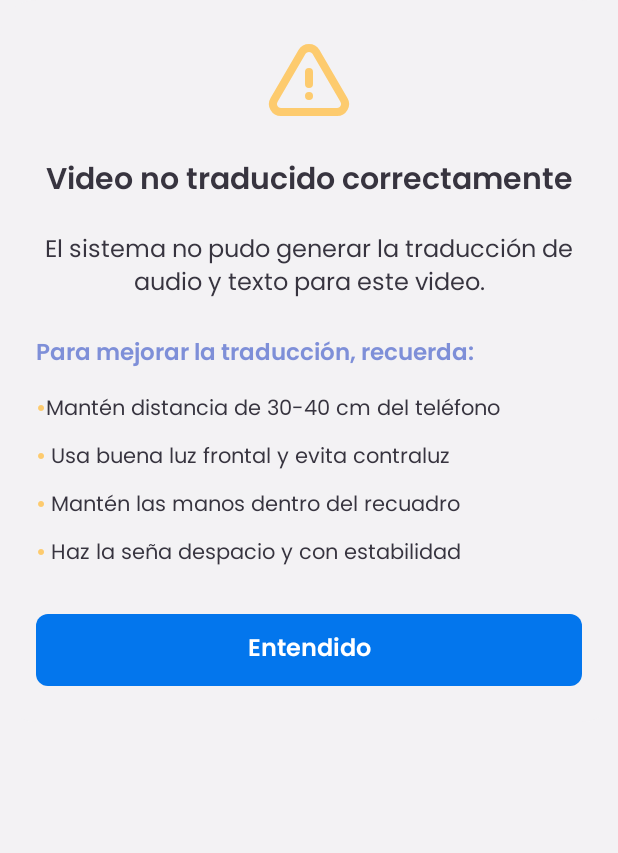
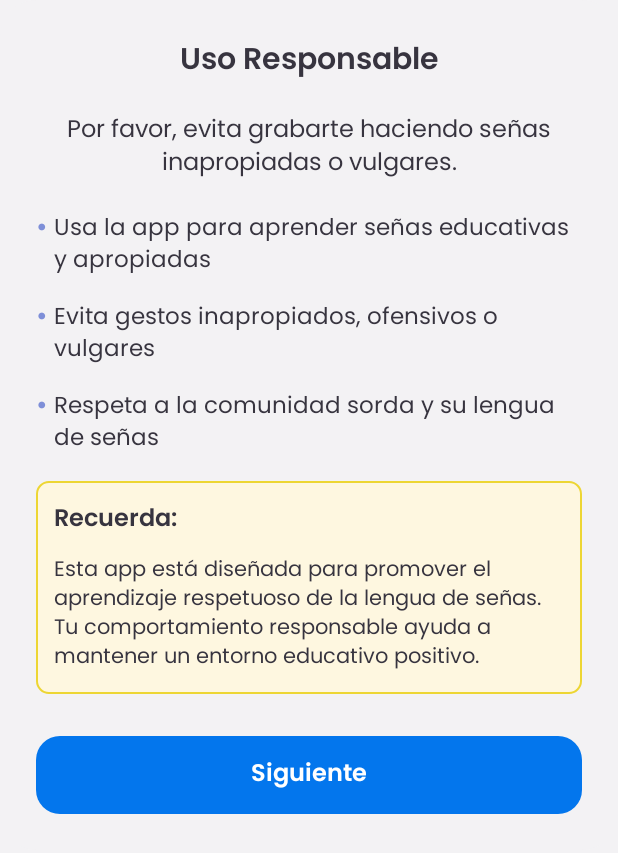
Before and after one commit to ItsFernan17/ManosQueHablan, an Android app: the layout dialog_uso_responsable.xml on its own in the app's theme, with its tools: preview values and no code run, on a phone screen of 412 x 824 dp. Shown: the top 853 px of the screen. Run offline under Robolectric (Android 15) with nearby library versions, the phone set to English and light mode, and no system bars.

```diff
--- a/app-android/app/src/main/res/layout/dialog_video_mal_traducido.xml
+++ b/app-android/app/src/main/res/layout/dialog_uso_responsable.xml
@@ -6,81 +6,61 @@
     android:padding="24dp"
     android:background="@drawable/fondo_popup_redondeado">
 
-    <!-- Icono de advertencia -->
-    <ImageView
-        android:layout_width="64dp"
-        android:layout_height="64dp"
-        android:layout_gravity="center"
-        android:src="@drawable/warning"
-        app:tint="@color/sunset_orange"
-        android:layout_marginBottom="16dp"
-        xmlns:app="http://schemas.android.com/apk/res-auto" />
-
     <!-- Título -->
     <TextView
-        android:id="@+id/txtTituloVideoMalTraducido"
         android:layout_width="match_parent"
         android:layout_height="wrap_content"
-        android:text="@string/video_mal_traducido_titulo"
+        android:text="@string/titulo_uso_responsable"
         android:textSize="20sp"
         android:textColor="@color/texto_videos"
         android:fontFamily="@font/poppins_semibold"
         android:gravity="center"
         android:layout_marginBottom="16dp" />
 
-    <!-- Mensaje principal -->
-    <TextView
-        android:layout_width="match_parent"
-        android:layout_height="wrap_content"
-        android:text="@string/video_mal_traducido_mensaje"
-        android:textSize="16sp"
-        android:textColor="@color/texto_videos"
-        android:fontFamily="@font/poppins_regular"
-        android:gravity="center"
-        android:layout_marginBottom="20dp" />
-
-    <!-- Recordatorios para mejorar -->
-    <TextView
-        android:layout_width="match_parent"
-        android:layout_height="wrap_content"
-        android:text="@string/para_mejorar_traduccion"
-        android:textSize="15sp"
-        android:textColor="@color/violeta"
-        android:fontFamily="@font/poppins_semibold"
-        android:layout_marginBottom="12dp" />
-
+    <!-- Contenido -->
     <ScrollView
         android:layout_width="match_parent"
         android:layout_height="wrap_content"
         android:layout_marginBottom="20dp"
-        android:maxHeight="200dp">
+        android:maxHeight="300dp">
 
         <LinearLayout
             android:layout_width="match_parent"
             android:layout_height="wrap_content"
             android:orientation="vertical">
 
+            <!-- Mensaje principal -->
+            <TextView
+                android:layout_width="match_parent"
+                android:layout_height="wrap_content"
+                android:text="@string/mensaje_uso_responsable"
+                android:textSize="16sp"
+                android:textColor="@color/texto_videos"
+                android:fontFamily="@font/poppins_regular"
+                android:gravity="center"
+                android:layout_marginBottom="16dp" />
+
             <!-- Punto 1 -->
             <LinearLayout
                 android:layout_width="match_parent"
                 android:layout_height="wrap_content"
                 android:orientation="horizontal"
-                android:layout_marginBottom="8dp">
+                android:layout_marginBottom="12dp">
 
                 <TextView
                     android:layout_width="wrap_content"
                     android:layout_height="wrap_content"
-                    android:text="@string/bullet_point"
-                    android:textSize="14sp"
-                    android:textColor="@color/sunset_orange"
+                    android:text="• "
+                    android:textSize="16sp"
+                    android:textColor="@color/violeta"
                     android:fontFamily="@font/poppins_semibold" />
 
                 <TextView
                     android:layout_width="0dp"
                     android:layout_height="wrap_content"
                     android:layout_weight="1"
-                    android:text="@string/consejo_distancia"
-                    android:textSize="14sp"
+                    android:text="@string/uso_educativo"
+                    android:textSize="15sp"
                     android:textColor="@color/texto_videos"
                     android:fontFamily="@font/poppins_regular" />
             </LinearLayout>
@@ -90,22 +70,22 @@
                 android:layout_width="match_parent"
                 android:layout_height="wrap_content"
                 android:orientation="horizontal"
-                android:layout_marginBottom="8dp">
+                android:layout_marginBottom="12dp">
 
                 <TextView
                     android:layout_width="wrap_content"
                     android:layout_height="wrap_content"
                     android:text="• "
-                    android:textSize="14sp"
-                    android:textColor="@color/sunset_orange"
+                    android:textSize="16sp"
+                    android:textColor="@color/violeta"
                     android:fontFamily="@font/poppins_semibold" />
 
                 <TextView
                     android:layout_width="0dp"
                     android:layout_height="wrap_content"
                     android:layout_weight="1"
-                    android:text="@string/consejo_iluminacion"
-                    android:textSize="14sp"
+                    android:text="@string/evitar_vulgares"
+                    android:textSize="15sp"
                     android:textColor="@color/texto_videos"
                     android:fontFamily="@font/poppins_regular" />
             </LinearLayout>
@@ -115,46 +95,47 @@
                 android:layout_width="match_parent"
                 android:layout_height="wrap_content"
                 android:orientation="horizontal"
-                android:layout_marginBottom="8dp">
+                android:layout_marginBottom="16dp">
 
                 <TextView
                     android:layout_width="wrap_content"
                     android:layout_height="wrap_content"
                     android:text="• "
-                    android:textSize="14sp"
-                    android:textColor="@color/sunset_orange"
+                    android:textSize="16sp"
+                    android:textColor="@color/violeta"
                     android:fontFamily="@font/poppins_semibold" />
 
                 <TextView
                     android:layout_width="0dp"
                     android:layout_height="wrap_content"
                     android:layout_weight="1"
-                    android:text="@string/consejo_manos"
-                    android:textSize="14sp"
+                    android:text="@string/respetar_comunidad"
+                    android:textSize="15sp"
                     android:textColor="@color/texto_videos"
                     android:fontFamily="@font/poppins_regular" />
             </LinearLayout>
 
-            <!-- Punto 4 -->
+            <!-- Sección importante -->
             <LinearLayout
                 android:layout_width="match_parent"
                 android:layout_height="wrap_content"
-                android:orientation="horizontal"
-                android:layout_marginBottom="8dp">
+                android:orientation="vertical"
+                android:background="@drawable/fondo_importante"
+                android:padding="12dp">
 
                 <TextView
-                    android:layout_width="wrap_content"
+                    android:layout_width="match_parent"
                     android:layout_height="wrap_content"
-                    android:text="• "
-                    android:textSize="14sp"
-                    android:textColor="@color/sunset_orange"
-                    android:fontFamily="@font/poppins_semibold" />
+                    android:text="@string/titulo_recuerda"
+                    android:textSize="16sp"
+                    android:textColor="@color/texto_videos"
+                    android:fontFamily="@font/poppins_semibold"
+                    android:layout_marginBottom="8dp" />
 
                 <TextView
-                    android:layout_width="0dp"
+                    android:layout_width="match_parent"
                     android:layout_height="wrap_content"
-                    android:layout_weight="1"
-                    android:text="@string/consejo_velocidad"
+                    android:text="@string/mensaje_recuerda"
                     android:textSize="14sp"
                     android:textColor="@color/texto_videos"
                     android:fontFamily="@font/poppins_regular" />
@@ -168,22 +149,29 @@
         android:layout_width="match_parent"
         android:layout_height="wrap_content"
         android:orientation="horizontal"
-        android:gravity="center">
+        android:gravity="center"
+        android:layout_marginTop="8dp">
 
-        <!-- Botón Entendido -->
-        <TextView
-            android:id="@+id/btnEntendido"
+        <!-- Botón Siguiente -->
+        <LinearLayout
+            android:id="@+id/btnSiguienteUsoResponsable"
             android:layout_width="0dp"
-            android:layout_height="48dp"
+            android:layout_height="wrap_content"
             android:layout_weight="1"
-            android:text="@string/entendido"
-            android:textSize="16sp"
-            android:textColor="@color/white"
-            android:fontFamily="@font/poppins_semibold"
-            android:background="@drawable/boton_principal_rounded"
+            android:orientation="horizontal"
             android:gravity="center"
-            android:clickable="true"
-            android:focusable="true" />
+            android:paddingVertical="12dp"
+            android:paddingHorizontal="20dp"
+            android:background="@drawable/boton_redondeado_aceptar">
+
+            <TextView
+                android:layout_width="wrap_content"
+                android:layout_height="wrap_content"
+                android:text="@string/btn_siguiente"
+                android:textColor="@android:color/white"
+                android:textSize="16sp"
+                android:fontFamily="@font/poppins_semibold" />
+        </LinearLayout>
 
     </LinearLayout>
 
--- a/app-android/app/src/main/res/values/strings.xml
+++ b/app-android/app/src/main/res/values/strings.xml
@@ -43,6 +43,7 @@
 
     <!-- Botones generales -->
     <string name="cancelar">Cancelar</string>
+    <string name="btn_cancelar">Cancelar</string>
     <string name="compartir">Compartir</string>
     <string name="aceptar">Aceptar</string>
     <string name="reintentar">Reintentar</string>
@@ -78,4 +79,40 @@
 
     <!-- Símbolos -->
     <string name="bullet_point">• </string>
+
+    <!-- Diálogo recordatorio grabar -->
+    <string name="titulo_antes_de_grabar">Recuerda antes de grabar</string>
+    <string name="tab_consejos">Consejos</string>
+    <string name="tab_uso_responsable">Uso Responsable</string>
+    <string name="btn_siguiente">Siguiente</string>
+
+    <!-- Consejos adicionales -->
+    <string name="consejo_recuadro">Coloca tus manos dentro del recuadro en pantalla.</string>
+    <string name="consejo_estabilidad">Haz la seña despacio y con estabilidad.</string>
+    <string name="consejo_angulo">Al entrar, espera mientras se verifica el ángulo del teléfono automáticamente.</string>
+
+    <!-- Sección importante -->
+    <string name="titulo_importante">Importante:</string>
+    <string name="mensaje_importante">La traducción puede fallar si no hay suficiente luz natural o artificial en tu ubicación.</string>
+
+    <!-- Uso responsable -->
+    <string name="mensaje_uso_responsable">Por favor, evita grabarte haciendo señas inapropiadas o vulgares.</string>
+    <string name="uso_educativo">Usa la app para aprender señas educativas y apropiadas</string>
+    <string name="evitar_vulgares">Evita gestos inapropiados, ofensivos o vulgares</string>
+    <string name="respetar_comunidad">Respeta a la comunidad sorda y su lengua de señas</string>
+
+    <!-- Recordatorio uso responsable -->
+    <string name="titulo_recuerda">Recuerda:</string>
+    <string name="mensaje_recuerda">Esta app está diseñada para promover el aprendizaje respetuoso de la lengua de señas. Tu comportamiento responsable ayuda a mantener un entorno educativo positivo.</string>
+
+    <!-- Notificaciones -->
+    <string name="notif_channel_name">Traducción de Videos</string>
+    <string name="notif_channel_desc">Notificaciones cuando el video termine de procesarse</string>
+    <string name="notif_video_procesado_titulo">Video procesado</string>
+    <string name="notif_video_procesado_mensaje">Tu video ha sido traducido exitosamente</string>
+    <string name="notif_video_error_titulo">Error en traducción</string>
+    <string name="notif_video_error_mensaje">Hubo un problema al procesar tu video</string>
+
+    <!-- Títulos de diálogos secuenciales -->
+    <string name="titulo_uso_responsable">Uso Responsable</string>
 </resources>
```
Also changed, not shown: app-android/app/src/main/java/com/frivasm/manosquehablan/GrabarVideoActivity.kt (+42 -38 lines), app-android/app/src/main/java/com/frivasm/manosquehablan/InicioAppActivity.kt (+0 -9 lines), app-android/app/src/main/java/com/frivasm/manosquehablan/ProcesandoVideoActivity.kt (+21 -7 lines), app-android/app/src/main/java/com/frivasm/manosquehablan/dialogs/DialogUtils.kt (+4 -50 lines), app-android/app/src/main/java/com/frivasm/manosquehablan/helpers/NotificationHelper.kt (added, +113 -0 lines), app-android/app/src/main/res/layout/dialog_recordatorio_grabar.xml (+23 -12 lines).
